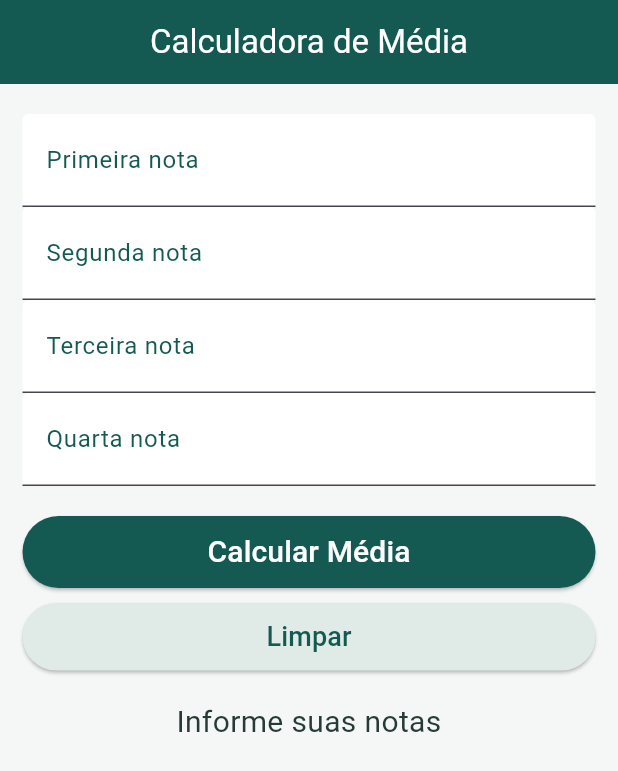
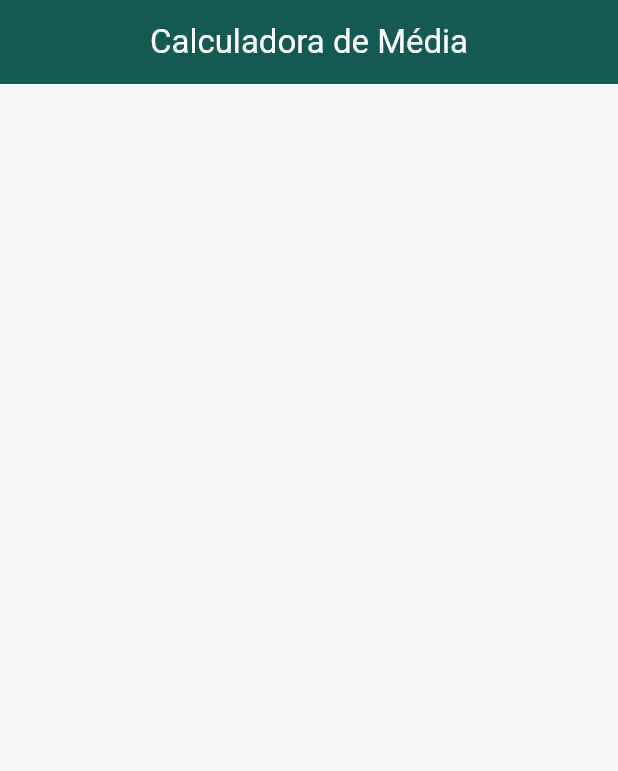
Before and after one commit to GabrieldCarmo/calculador-media, a Flutter app: the screen it shows after launch, on a phone screen of 412 x 824 dp. Shown: the top 771 px of the screen. Run offline on Flutter 3.47's test engine with Material 3 defaults, Android fonts, the phone set to English and light mode, and no system bars.

Commit message:
2 - Criando estrutura inicial

```diff
--- a/lib/main.dart
+++ b/lib/main.dart
@@ -1,8 +1,9 @@
-
 import 'package:flutter/material.dart';
 
 void main(){
-  runApp(MaterialApp(debugShowCheckedModeBanner: false, home: Home(),
+  runApp(MaterialApp(
+    debugShowCheckedModeBanner: false,
+    home: Home(),
   ));
 }
 
@@ -14,69 +15,6 @@ class Home extends StatefulWidget {
 }
 
 class _HomeState extends State<Home> {
-  TextEditingController nota1Controller = TextEditingController();
-  TextEditingController nota2Controller = TextEditingController();
-  TextEditingController nota3Controller = TextEditingController();
-  TextEditingController nota4Controller = TextEditingController();
-
-  String _infoText = "Informe suas notas";
-
-  void _calcular(){
-    if(nota1Controller.text.isEmpty ||
-       nota2Controller.text.isEmpty ||
-       nota3Controller.text.isEmpty ||
-       nota4Controller.text.isEmpty){
-      setState(() {
-        _infoText = "Preencha todas as notas!";
-      });
-      return;
-    }
-
-    double? nota1 = double.tryParse(nota1Controller.text.replaceAll(',', '.'));
-    double? nota2 = double.tryParse(nota2Controller.text.replaceAll(',', '.'));
-    double? nota3 = double.tryParse(nota3Controller.text.replaceAll(',', '.'));
-    double? nota4 = double.tryParse(nota4Controller.text.replaceAll(',', '.'));
-
-    if(nota1 == null || nota2 == null ||
-       nota3 == null || nota4 == null ||
-       nota1 < 0 || nota1 > 10 ||
-       nota2 < 0 || nota2 > 10 ||
-       nota3 < 0 || nota3 > 10 ||
-       nota4 < 0 || nota4 > 10){
-      setState(() {
-        _infoText = "Informe notas válidas entre 0 e 10!";
-      });
-      return;
-    }
-
-    double media = (nota1 + nota2 + nota3 + nota4) / 4;
-
-    setState(() {
-      if(media <= 5){
-        _infoText = "Média: ${media.toStringAsFixed(1)}\n"
-            "Você ficou com R. Precisa estudar muito!";
-      }else if(media > 5 && media < 9){
-        _infoText = "Média: ${media.toStringAsFixed(1)}\n"
-            "Você ficou com B. Precisa estudar um pouco mais!";
-      }else if(media >= 9 && media <= 10){
-        _infoText = "Média: ${media.toStringAsFixed(1)}\n"
-            "Você ficou com MB. Foi aprovado com excelência!";
-      }else{
-        _infoText = "Média inválida!";
-      }
-    });
-  }
-
-  void _limpar(){
-    nota1Controller.clear();
-    nota2Controller.clear();
-    nota3Controller.clear();
-    nota4Controller.clear();
-
-    setState(() {
-      _infoText = "Informe suas notas";
-    });
-  }
 
   @override
   Widget build(BuildContext context) {
@@ -93,96 +31,7 @@ class _HomeState extends State<Home> {
         child: Column(
           crossAxisAlignment: CrossAxisAlignment.stretch,
           children: <Widget>[
-            TextField(
-              keyboardType: TextInputType.numberWithOptions(decimal: true),
-              decoration: InputDecoration(
-                labelText: "Primeira nota",
-                labelStyle: TextStyle(color: Color(0xFF145A52)),
-                filled: true,
-                fillColor: Colors.white,
-              ),
-              textAlign: TextAlign.center,
-              style: TextStyle(color: Color(0xFF263B38), fontSize: 20.0),
-              controller: nota1Controller,
-            ),
-            TextField(
-              keyboardType: TextInputType.numberWithOptions(decimal: true),
-              decoration: InputDecoration(
-                labelText: "Segunda nota",
-                labelStyle: TextStyle(color: Color(0xFF145A52)),
-                filled: true,
-                fillColor: Colors.white,
-              ),
-              textAlign: TextAlign.center,
-              style: TextStyle(color: Color(0xFF263B38), fontSize: 20.0),
-              controller: nota2Controller,
-            ),
-            TextField(
-              keyboardType: TextInputType.numberWithOptions(decimal: true),
-              decoration: InputDecoration(
-                labelText: "Terceira nota",
-                labelStyle: TextStyle(color: Color(0xFF145A52)),
-                filled: true,
-                fillColor: Colors.white,
-              ),
-              textAlign: TextAlign.center,
-              style: TextStyle(color: Color(0xFF263B38), fontSize: 20.0),
-              controller: nota3Controller,
-            ),
-            TextField(
-              keyboardType: TextInputType.numberWithOptions(decimal: true),
-              decoration: InputDecoration(
-                labelText: "Quarta nota",
-                labelStyle: TextStyle(color: Color(0xFF145A52)),
-                filled: true,
-                fillColor: Colors.white,
-              ),
-              textAlign: TextAlign.center,
-              style: TextStyle(color: Color(0xFF263B38), fontSize: 20.0),
-              controller: nota4Controller,
-            ),
-            Padding(
-              padding: EdgeInsets.only(top: 20.0, bottom: 10.0),
-              child: Container(
-                height: 48.0,
-                child: ElevatedButton(
-                  onPressed: _calcular,
-                  style: ElevatedButton.styleFrom(
-                    backgroundColor: Color(0xFF145A52),
-                    foregroundColor: Colors.white,
-                  ),
-                  child: Text(
-                    'Calcular Média',
-                    style: TextStyle(fontSize: 20.0),
-                  ),
-                ),
-              ),
-            ),
-            Container(
-              height: 45.0,
-              child: ElevatedButton(
-                onPressed: _limpar,
-                style: ElevatedButton.styleFrom(
-                  backgroundColor: Color(0xFFE0EAE7),
-                  foregroundColor: Color(0xFF145A52),
-                ),
-                child: Text(
-                  'Limpar',
-                  style: TextStyle(fontSize: 18.0),
-                ),
-              ),
-            ),
-            Padding(
-              padding: EdgeInsets.only(top: 20.0),
-              child: Text(
-                _infoText,
-                textAlign: TextAlign.center,
-                style: TextStyle(
-                  color: Color(0xFF263B38),
-                  fontSize: 20.0,
-                ),
-              ),
-            ),
+
           ],
         ),
       ),
```
